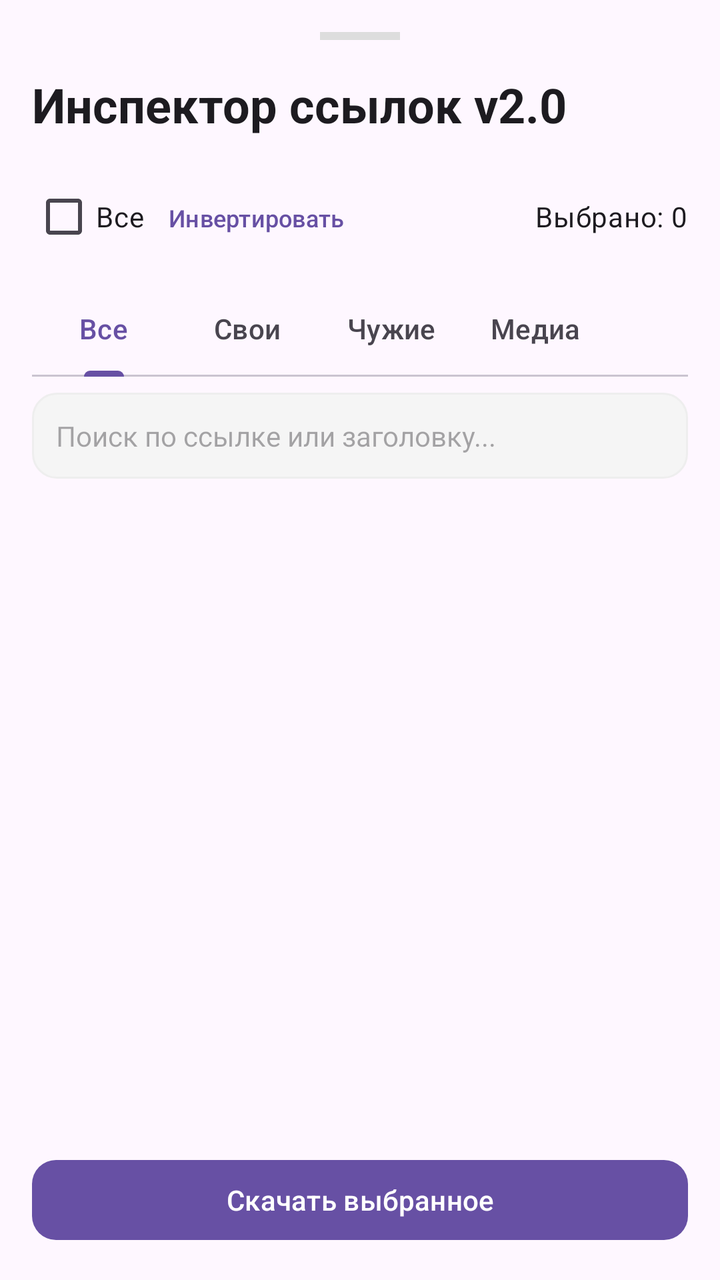
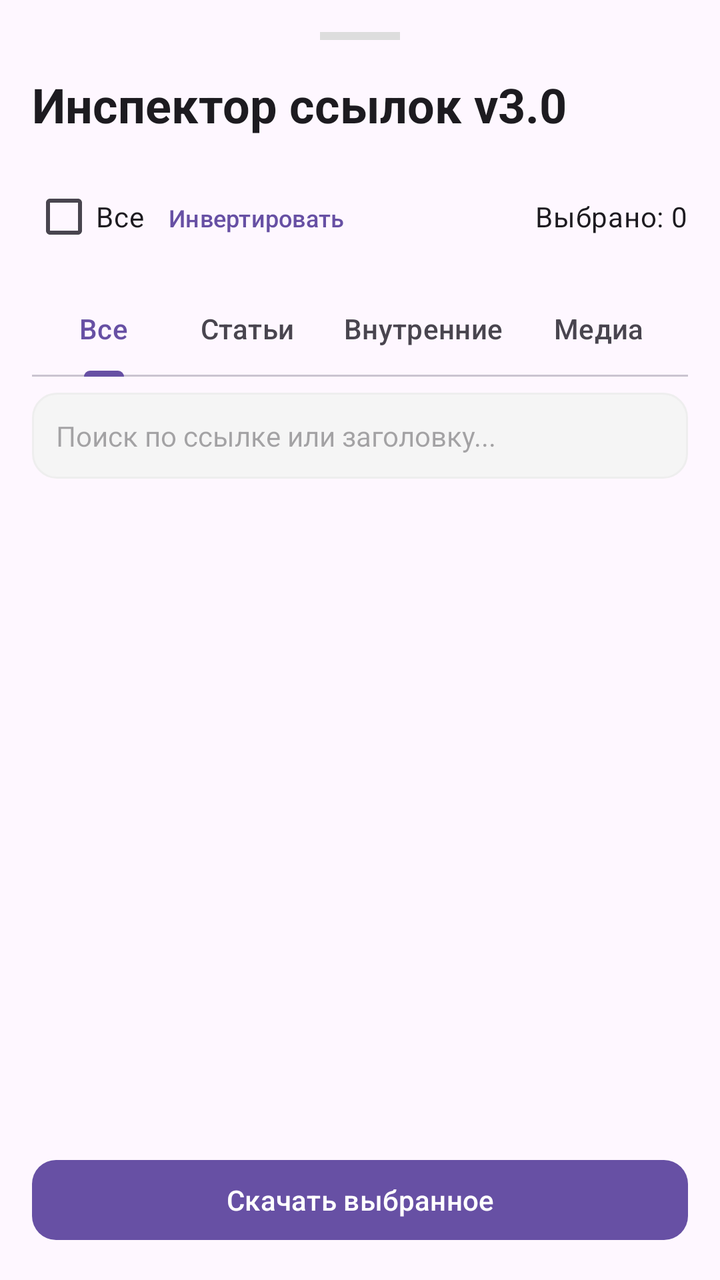

Screens rendered from an Android XML layout before and after an edit, with the pre-edit source and the edit as a unified diff.
<!-- AndroidManifest.xml: application theme Theme.WebDownloader -->
<!-- res/layout/layout_links_inspector.xml -->
<?xml version="1.0" encoding="utf-8"?>
<LinearLayout xmlns:android="http://schemas.android.com/apk/res/android"
    xmlns:app="http://schemas.android.com/apk/res-auto"
    android:layout_width="match_parent"
    android:layout_height="match_parent"
    android:background="?attr/colorSurface"
    android:orientation="vertical"
    android:padding="16dp">

    <View
        android:layout_width="40dp"
        android:layout_height="4dp"
        android:layout_gravity="center_horizontal"
        android:layout_marginBottom="16dp"
        android:background="#DDDDDD" />

    <TextView
        android:layout_width="wrap_content"
        android:layout_height="wrap_content"
        android:text="Инспектор ссылок v2.0"
        android:textAppearance="?attr/textAppearanceHeadlineSmall"
        android:textStyle="bold" />

    <LinearLayout
        android:layout_width="match_parent"
        android:layout_height="wrap_content"
        android:layout_marginTop="16dp"
        android:orientation="horizontal">

        <CheckBox
            android:id="@+id/cbSelectAll"
            android:layout_width="wrap_content"
            android:layout_height="wrap_content"
            android:text="Все" />

        <com.google.android.material.button.MaterialButton
            android:id="@+id/btnInvertSelection"
            style="@style/Widget.Material3.Button.TextButton"
            android:layout_width="wrap_content"
            android:layout_height="wrap_content"
            android:text="Инвертировать"
            android:textSize="12sp" />

        <View
            android:layout_width="0dp"
            android:layout_height="0dp"
            android:layout_weight="1" />

        <TextView
            android:id="@+id/tvSelectedCount"
            android:layout_width="wrap_content"
            android:layout_height="wrap_content"
            android:layout_gravity="center_vertical"
            android:text="Выбрано: 0"
            android:textAppearance="?attr/textAppearanceBodyMedium" />
    </LinearLayout>

    <com.google.android.material.tabs.TabLayout
        android:id="@+id/tabCategories"
        android:layout_width="match_parent"
        android:layout_height="wrap_content"
        android:layout_marginTop="8dp"
        app:tabMode="scrollable"
        app:tabIndicatorAnimationMode="elastic">

        <com.google.android.material.tabs.TabItem
            android:layout_width="wrap_content"
            android:layout_height="wrap_content"
            android:text="Все" />

        <com.google.android.material.tabs.TabItem
            android:layout_width="wrap_content"
            android:layout_height="wrap_content"
            android:text="Свои" />

        <com.google.android.material.tabs.TabItem
            android:layout_width="wrap_content"
            android:layout_height="wrap_content"
            android:text="Чужие" />

        <com.google.android.material.tabs.TabItem
            android:layout_width="wrap_content"
            android:layout_height="wrap_content"
            android:text="Медиа" />
    </com.google.android.material.tabs.TabLayout>

    <EditText
        android:id="@+id/etSearchLinks"
        android:layout_width="match_parent"
        android:layout_height="wrap_content"
        android:layout_marginTop="8dp"
        android:background="@drawable/bg_search_bar"
        android:hint="Поиск по ссылке или заголовку..."
        android:padding="12dp"
        android:textSize="14sp" />

    <androidx.recyclerview.widget.RecyclerView
        android:id="@+id/rvLinks"
        android:layout_width="match_parent"
        android:layout_height="0dp"
        android:layout_marginTop="8dp"
        android:layout_weight="1" />

    <com.google.android.material.progressindicator.LinearProgressIndicator
        android:id="@+id/batchProgressBar"
        android:layout_width="match_parent"
        android:layout_height="wrap_content"
        android:layout_marginTop="8dp"
        android:visibility="gone" />

    <com.google.android.material.button.MaterialButton
        android:id="@+id/btnBatchDownload"
        android:layout_width="match_parent"
        android:layout_height="wrap_content"
        android:layout_marginTop="16dp"
        android:text="Скачать выбранное"
        app:cornerRadius="12dp" />

</LinearLayout>
<!-- resources referenced by this layout -->
<resources>
  <!-- drawable bg_search_bar (drawable) -->
  <?xml version="1.0" encoding="utf-8"?>
  <shape xmlns:android="http://schemas.android.com/apk/res/android">
      <solid android:color="#F5F5F5" />
      <corners android:radius="12dp" />
      <stroke android:width="1dp" android:color="#EEEEEE" />
  </shape>
  <style name="Theme.WebDownloader" parent="Theme.Material3.DayNight.NoActionBar">
          
          <item name="colorPrimary">#6750A4</item>
          <item name="colorOnPrimary">#FFFFFF</item>
          <item name="colorContainer">#F3EDF7</item>
      </style>
</resources>

<!-- the commit's change to res/layout/layout_links_inspector.xml (unified diff, before → after) -->
@@ -17,7 +17,7 @@
     <TextView
         android:layout_width="wrap_content"
         android:layout_height="wrap_content"
-        android:text="Инспектор ссылок v2.0"
+        android:text="Инспектор ссылок v3.0"
         android:textAppearance="?attr/textAppearanceHeadlineSmall"
         android:textStyle="bold" />
 
@@ -71,17 +71,27 @@
         <com.google.android.material.tabs.TabItem
             android:layout_width="wrap_content"
             android:layout_height="wrap_content"
-            android:text="Свои" />
+            android:text="Статьи" />
 
         <com.google.android.material.tabs.TabItem
             android:layout_width="wrap_content"
             android:layout_height="wrap_content"
-            android:text="Чужие" />
+            android:text="Внутренние" />
 
         <com.google.android.material.tabs.TabItem
             android:layout_width="wrap_content"
             android:layout_height="wrap_content"
             android:text="Медиа" />
+
+        <com.google.android.material.tabs.TabItem
+            android:layout_width="wrap_content"
+            android:layout_height="wrap_content"
+            android:text="Внешние" />
+
+        <com.google.android.material.tabs.TabItem
+            android:layout_width="wrap_content"
+            android:layout_height="wrap_content"
+            android:text="Прочее" />
     </com.google.android.material.tabs.TabLayout>
 
     <EditText
